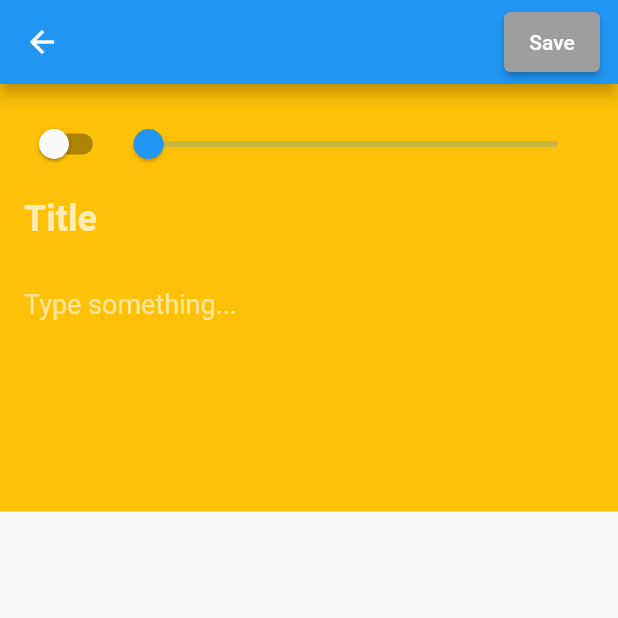
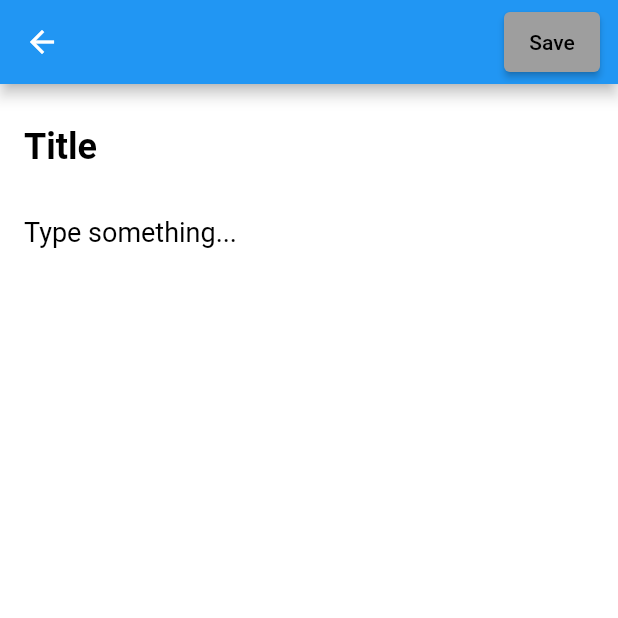
Before and after one commit to philliplumod/flutter_notes, a Flutter app: the screen it shows after launch, after a tap on the "add" icon, on a phone screen of 412 x 824 dp, the top half of it. Run offline on Flutter 3.47's test engine with Material 2 defaults, Android fonts, the phone set to English and light mode, and no system bars; our stand-ins replace flutter_bloc, sqflite; accounts and stored records are empty.

```diff
--- a/lib/presentation/screens/note_edit_screen.dart
+++ b/lib/presentation/screens/note_edit_screen.dart
@@ -30,23 +30,17 @@ class _AddEditNotePageState extends State<AddEditNotePage> {
   @override
   Widget build(BuildContext context) {
     return Scaffold(
+      backgroundColor: Colors.white,
       appBar: AppBar(
         actions: [buildButton()],
       ),
-      body: Container(
-        color: Colors.amber,
-        child: Form(
+      body: Form(
         key: _formKey,
         child: NoteFormWidget(
           isImportant: isImportant,
           number: number,
           title: title,
           description: description,
-                onChangedImportant: (isImportant) {
-                  setState(() {
-                    this.isImportant = isImportant;
-                  });
-                },
           onChangedNumber: (number) {
             setState(() {
               this.number = number;
@@ -61,7 +55,8 @@ class _AddEditNotePageState extends State<AddEditNotePage> {
             setState(() {
               this.description = description;
             });
-                })),
+          },
+        ),
       ),
     );
   }
@@ -76,7 +71,7 @@ class _AddEditNotePageState extends State<AddEditNotePage> {
       child: ElevatedButton(
         onPressed: addOrUpdateNote,
         style: ElevatedButton.styleFrom(
-            foregroundColor: Colors.white,
+            foregroundColor: Colors.black,
             backgroundColor: isFormValid ? null : Colors.grey),
         child: const Text('Save'),
       ),
--- a/lib/presentation/widgets/note_form.dart
+++ b/lib/presentation/widgets/note_form.dart
@@ -6,7 +6,6 @@ class NoteFormWidget extends StatelessWidget {
   final String? title;
   final String? description;
 
-  final ValueChanged<bool> onChangedImportant;
   final ValueChanged<int> onChangedNumber;
   final ValueChanged<String> onChangedTitle;
   final ValueChanged<String> onChangedDescription;
@@ -17,39 +16,24 @@ class NoteFormWidget extends StatelessWidget {
       this.number,
       this.title,
       this.description,
-      required this.onChangedImportant,
       required this.onChangedNumber,
       required this.onChangedTitle,
       required this.onChangedDescription});
 
   @override
   Widget build(BuildContext context) {
-    return Padding(
+    return Container(
+      height: double.infinity,
       padding: const EdgeInsets.all(16),
+      child: SingleChildScrollView(
         child: Column(
           mainAxisSize: MainAxisSize.min,
           children: [
-          Row(
-            children: [
-              Switch(
-                  value: isImportant ?? false, onChanged: onChangedImportant),
-              Expanded(
-                child: Slider(
-                  min: 0,
-                  max: 5,
-                  value: (number ?? 0).toDouble(),
-                  onChanged: (number) => onChangedNumber(
-                    number.toInt(),
-                  ),
-                ),
-              ),
-            ],
-          ),
             buildTitle(),
             const SizedBox(height: 8),
             buildDescription(),
-          const SizedBox(height: 16),
           ],
+        ),
       ),
     );
   }
@@ -58,14 +42,14 @@ class NoteFormWidget extends StatelessWidget {
         maxLines: 1,
         initialValue: title,
         style: const TextStyle(
-          color: Colors.white70,
+          color: Colors.black,
           fontWeight: FontWeight.bold,
           fontSize: 24,
         ),
         decoration: const InputDecoration(
           border: InputBorder.none,
           hintText: 'Title',
-          hintStyle: TextStyle(color: Colors.white70),
+          hintStyle: TextStyle(color: Colors.black),
         ),
         validator: (title) =>
             title != null && title.isEmpty ? 'The title cannot be empty' : null,
@@ -73,13 +57,13 @@ class NoteFormWidget extends StatelessWidget {
       );
 
   Widget buildDescription() => TextFormField(
-        maxLines: 5,
+        maxLines: 10,
         initialValue: description,
-        style: const TextStyle(color: Colors.white60, fontSize: 18),
+        style: const TextStyle(color: Colors.black, fontSize: 18),
         decoration: const InputDecoration(
           border: InputBorder.none,
           hintText: 'Type something...',
-          hintStyle: TextStyle(color: Colors.white60),
+          hintStyle: TextStyle(color: Colors.black),
         ),
         validator: (title) => title != null && title.isEmpty
             ? 'The description cannot be empty'
--- a/pubspec.yaml
+++ b/pubspec.yaml
@@ -12,6 +12,8 @@ dependencies:
   flutter_bloc: ^8.1.3
   flutter_staggered_grid_view: ^0.4.0
   intl: ^0.18.1
+  meta: ^1.9.1
+  path: ^1.8.3
   sqflite: ^2.3.0
 
 dev_dependencies:
```
Also changed, not shown: lib/presentation/screens/note_screen.dart (+27 -25 lines), lib/presentation/widgets/note_card.dart (+3 -12 lines), lib/presentation/widgets/note_icon_button.dart (added, +25 -0 lines), pubspec.lock. Lines whose indentation alone changed are shown as unchanged.
